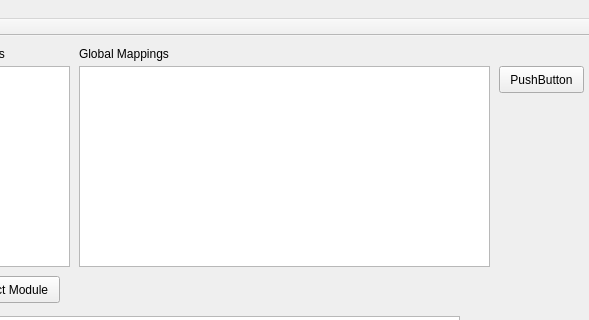
Qt form forms/mainwindow.ui (mfoo/sched) before a commit; both pictures show x 241 to 830 and y 0 to 320 of the 830 by 402 pixel window.
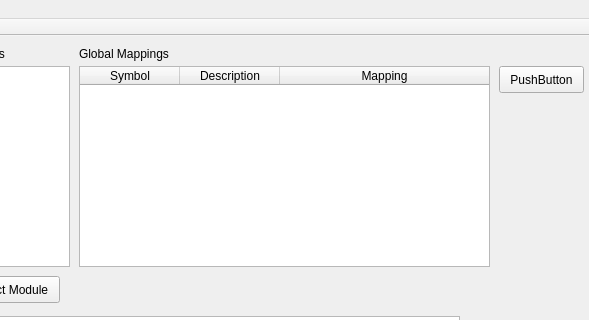
The same form after that commit.

```diff
--- a/forms/mainwindow.ui
+++ b/forms/mainwindow.ui
@@ -150,6 +150,51 @@
       <height>201</height>
      </rect>
     </property>
+    <property name="autoFillBackground">
+     <bool>true</bool>
+    </property>
+    <property name="alternatingRowColors">
+     <bool>true</bool>
+    </property>
+    <property name="cornerButtonEnabled">
+     <bool>false</bool>
+    </property>
+    <attribute name="horizontalHeaderCascadingSectionResizes">
+     <bool>true</bool>
+    </attribute>
+    <attribute name="horizontalHeaderDefaultSectionSize">
+     <number>100</number>
+    </attribute>
+    <attribute name="horizontalHeaderMinimumSectionSize">
+     <number>10</number>
+    </attribute>
+    <attribute name="horizontalHeaderShowSortIndicator" stdset="0">
+     <bool>false</bool>
+    </attribute>
+    <attribute name="horizontalHeaderStretchLastSection">
+     <bool>true</bool>
+    </attribute>
+    <attribute name="verticalHeaderVisible">
+     <bool>false</bool>
+    </attribute>
+    <attribute name="verticalHeaderVisible">
+     <bool>false</bool>
+    </attribute>
+    <column>
+     <property name="text">
+      <string>Symbol</string>
+     </property>
+    </column>
+    <column>
+     <property name="text">
+      <string>Description</string>
+     </property>
+    </column>
+    <column>
+     <property name="text">
+      <string>Mapping</string>
+     </property>
+    </column>
    </widget>
   </widget>
   <widget class="QMenuBar" name="menuBar">
```
